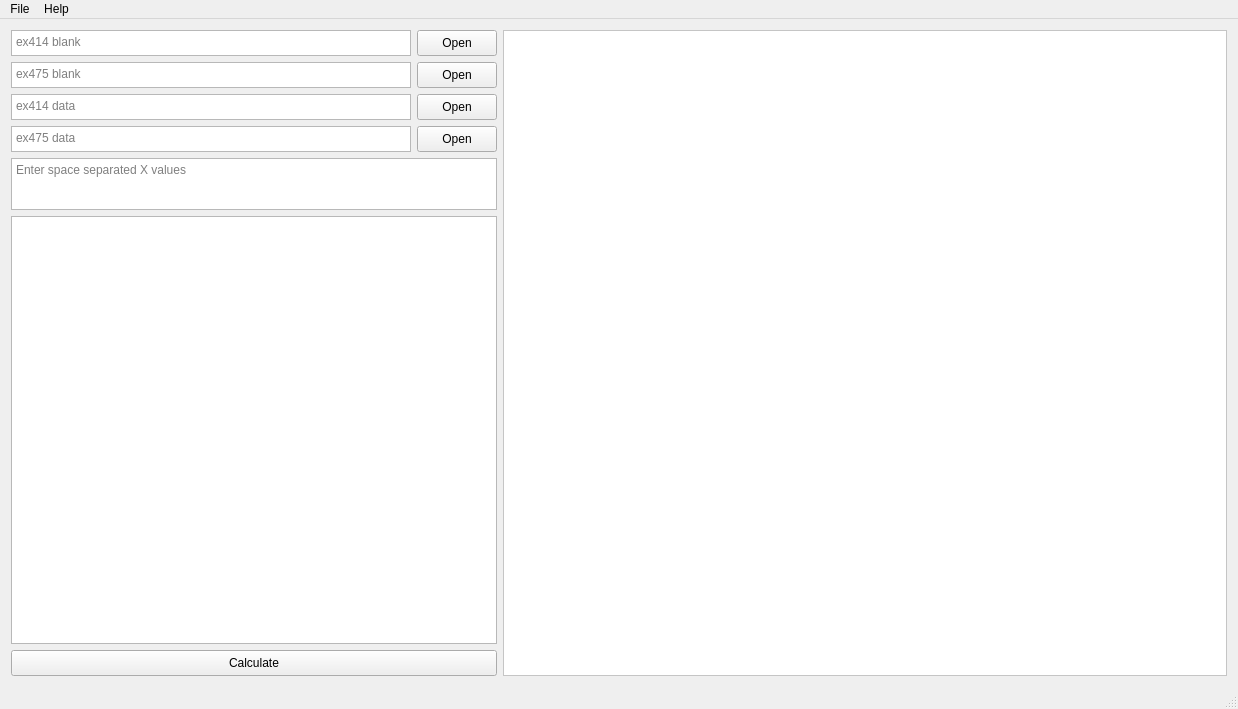
Before: the Qt Designer form GUITrialOne/mainwindow.ui in cheripai/FretAnalyzer, drawn with Qt 5.
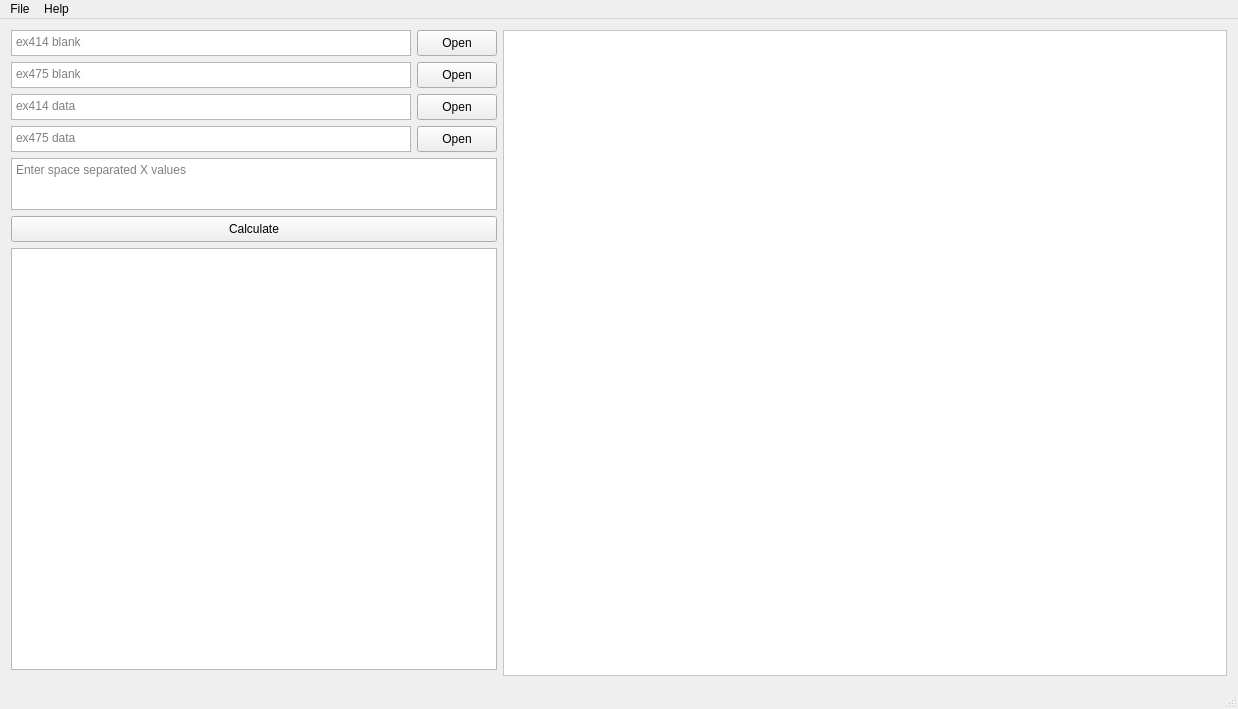
After: the same form once the commit is applied.

```diff
--- a/GUITrialOne/mainwindow.ui
+++ b/GUITrialOne/mainwindow.ui
@@ -15,26 +15,7 @@
   </property>
   <widget class="QWidget" name="centralWidget">
    <layout class="QGridLayout" name="gridLayout_2">
-    <item row="3" column="0">
-     <widget class="QPushButton" name="calculateBtn">
-      <property name="minimumSize">
-       <size>
-        <width>486</width>
-        <height>26</height>
-       </size>
-      </property>
-      <property name="maximumSize">
-       <size>
-        <width>16777215</width>
-        <height>26</height>
-       </size>
-      </property>
-      <property name="text">
-       <string>Calculate</string>
-      </property>
-     </widget>
-    </item>
-    <item row="0" column="1" rowspan="4">
+    <item row="0" column="1" rowspan="5">
      <widget class="QLabel" name="plotFrame">
       <property name="minimumSize">
        <size>
@@ -290,7 +271,7 @@
       </item>
      </layout>
     </item>
-    <item row="2" column="0">
+    <item row="3" column="0">
      <widget class="QTextEdit" name="resultsFrame">
       <property name="minimumSize">
        <size>
@@ -325,6 +306,25 @@
       </property>
      </widget>
     </item>
+    <item row="2" column="0">
+     <widget class="QPushButton" name="calculateBtn">
+      <property name="minimumSize">
+       <size>
+        <width>486</width>
+        <height>26</height>
+       </size>
+      </property>
+      <property name="maximumSize">
+       <size>
+        <width>16777215</width>
+        <height>26</height>
+       </size>
+      </property>
+      <property name="text">
+       <string>Calculate</string>
+      </property>
+     </widget>
+    </item>
    </layout>
   </widget>
   <widget class="QStatusBar" name="statusBar"/>
```
Left out of the diff: 2 changed lines with no effect on the pictures.
